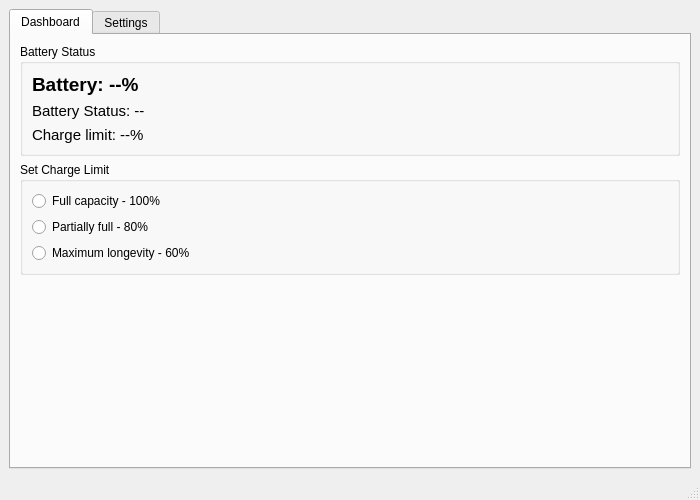
AumPauskar/powerqt, file mainwindow.ui: the form before one commit.
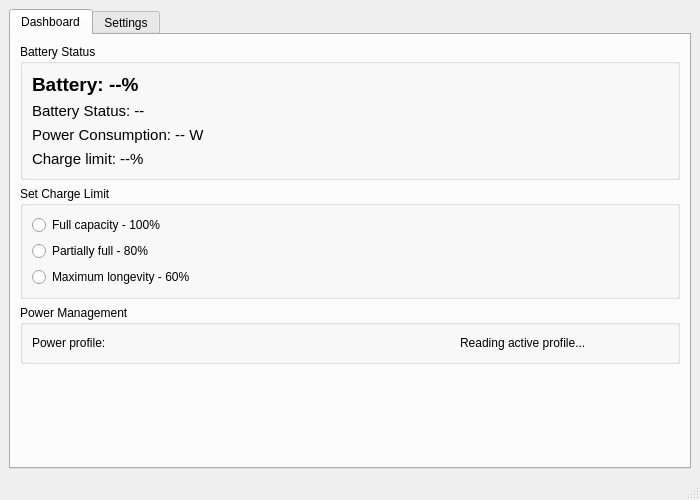
The form after the commit.

Commit message: added power profiles

Diff of the .ui file:
```diff
--- a/mainwindow.ui
+++ b/mainwindow.ui
@@ -56,6 +56,18 @@
              </property>
             </widget>
            </item>
+           <item>
+            <widget class="QLabel" name="batteryPower">
+             <property name="font">
+              <font>
+               <pointsize>11</pointsize>
+              </font>
+             </property>
+             <property name="text">
+              <string>Power Consumption: -- W</string>
+             </property>
+            </widget>
+           </item>
            <item>
             <widget class="QLabel" name="batteryThreshold">
              <property name="font">
@@ -101,6 +113,34 @@
           </layout>
          </widget>
         </item>
+        <item>
+         <widget class="QGroupBox" name="powerManagementGroup">
+          <property name="title">
+           <string>Power Management</string>
+          </property>
+          <layout class="QHBoxLayout" name="powerManagementLayout">
+           <item>
+            <widget class="QLabel" name="powerProfileLabel">
+             <property name="text">
+              <string>Power profile:</string>
+             </property>
+            </widget>
+           </item>
+           <item>
+            <widget class="QWidget" name="powerProfileButtonsContainer">
+             <layout class="QGridLayout" name="powerProfileButtonsLayout"/>
+            </widget>
+           </item>
+           <item>
+            <widget class="QLabel" name="powerProfileStatus">
+             <property name="text">
+              <string>Reading active profile...</string>
+             </property>
+            </widget>
+           </item>
+          </layout>
+         </widget>
+        </item>
         <item>
          <spacer name="dashboardVerticalSpacer">
           <property name="orientation">
```
The commit also changes 4 other files.
